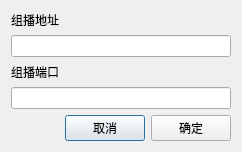
First picture: the form in src/pages/udp/SAKUdpMulticastEditingDialog.ui, repository x-tools-author/x-tools, before the edit.
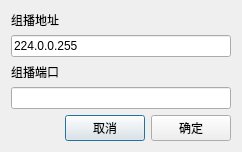
Second picture: the form after the edit.

The edit to the form file:
```diff
--- a/src/pages/udp/SAKUdpMulticastEditingDialog.ui
+++ b/src/pages/udp/SAKUdpMulticastEditingDialog.ui
@@ -65,7 +65,7 @@
    <item row="1" column="0" colspan="3">
     <widget class="QLineEdit" name="addressLineEdit">
      <property name="text">
-      <string notr="true"/>
+      <string notr="true">224.0.0.255</string>
      </property>
     </widget>
    </item>
```
Left out of the diff: 3 changed lines with no effect on the pictures.
